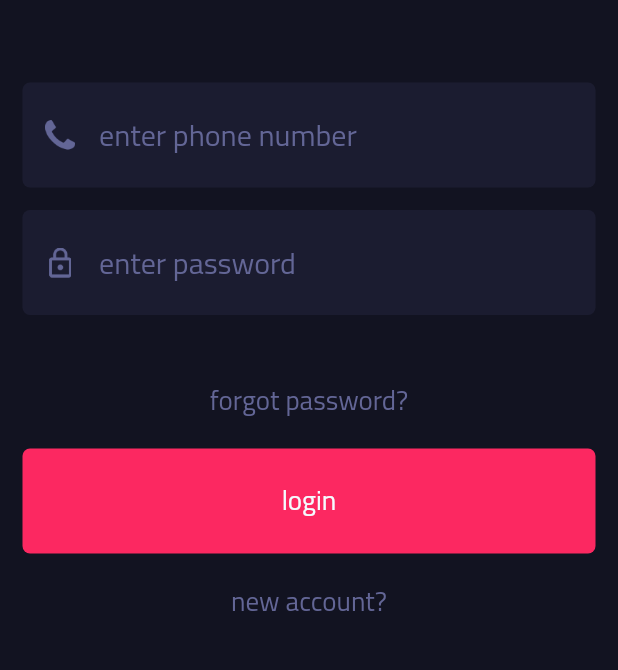
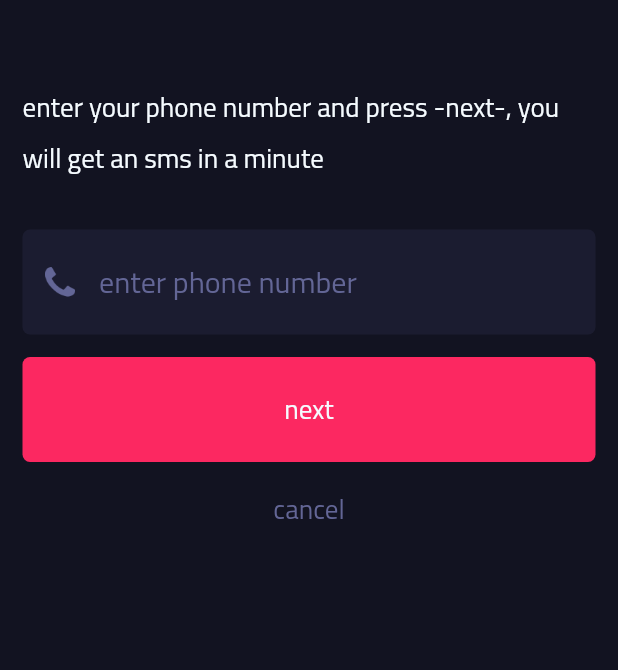
Before and after one commit to evalsxonted/seller-app, a Flutter app: the Login screen opened by its route, after a tap on "forgot password?", on a phone screen of 412 x 824 dp, the part 135-805 px from its top. Run offline on Flutter 3.47's test engine with Material 2 defaults, Android fonts, the phone set to English and light mode, and no system bars; our stand-ins replace carousel_slider, hive, sqflite; accounts and stored records are empty.

Commit message:
forgot fragment added

```diff
--- /dev/null
+++ b/lib/pages/login/forgot_fragment_c.dart
@@ -0,0 +1,19 @@
+import 'package:flutter/material.dart';
+
+
+
+class ForgotController{
+  ForgotController(int initialPage){
+    _forgotPageController = PageController(initialPage: initialPage);
+  }
+  late final PageController _forgotPageController;
+  PageController get forgotPageController => _forgotPageController;
+  set setForgotPage(int pageIndex) => _forgotPageController.animateToPage(pageIndex, duration: Duration(seconds: 1), curve: Curves.ease);
+  Future<bool> sendVerification() async {
+    //if verification sent successfully
+    return true;
+    //else
+    //return false;
+  }
+
+}
--- /dev/null
+++ b/lib/pages/login/forgot_fragment_w.dart
@@ -0,0 +1,198 @@
+import 'package:flutter/material.dart';
+import 'package:seller/pages/login/forgot_fragment_c.dart';
+import 'package:seller/pages/login/login_fragment.dart';
+import 'package:seller/pages/login/login_w.dart';
+import 'package:seller/pages/login/logo_bar.dart';
+import 'package:seller/widgets/button_main.dart';
+import 'package:seller/widgets/clickable_text.dart';
+import 'package:seller/widgets/home_wrapper.dart';
+import 'package:seller/widgets/input.dart';
+
+import 'login_input.dart';
+
+class ForgotFragment extends StatefulWidget {
+  final int forgotInitialPage;
+
+  const ForgotFragment({Key? key, required this.forgotInitialPage})
+      : super(key: key);
+
+  @override
+  _ForgotFragmentState createState() => _ForgotFragmentState();
+}
+
+class _ForgotFragmentState extends State<ForgotFragment> {
+  late final TextEditingController phoneController;
+  late final TextEditingController codeController;
+  late final TextEditingController newPassController;
+  late final ForgotController forgotController;
+
+  @override
+  void initState() {
+    forgotController = ForgotController(widget.forgotInitialPage);
+    phoneController = TextEditingController();
+    codeController = TextEditingController();
+    newPassController = TextEditingController();
+    super.initState();
+  }
+
+  @override
+  void dispose() {
+    phoneController.dispose();
+    codeController.dispose();
+    newPassController.dispose();
+    forgotController.forgotPageController.dispose();
+    super.dispose();
+  }
+
+  @override
+  Widget build(BuildContext context) {
+    HomeInherited homeInherited = HomeInherited.of(context)!;
+    return SafeArea(
+      child: Container(
+        height: homeInherited.ui.maxHeight,
+        child: PageView(
+          controller: forgotController.forgotPageController,
+          physics: NeverScrollableScrollPhysics(),
+          scrollDirection: Axis.horizontal,
+          children: [
+            Column(
+              children: [
+                LogoBar(),
+                Padding(
+                  padding: EdgeInsets.all(homeInherited.ui.largePadding),
+                  child: Text(
+                    homeInherited.languages.getText("forgotEnterPhoneMessage"),
+                    style: homeInherited.ui.normalTextStyle,
+                  ),
+                ),
+                LoginInput(
+                  inputController: phoneController,
+                  hintText: homeInherited.languages.getText("enterPhone"),
+                  imageSrc: "assets/phone.png",
+                ),
+                Padding(
+                    padding: EdgeInsets.all(homeInherited.ui.largePadding),
+                    child: MainButton(
+                        buttonText: homeInherited.languages.getText("next"),
+                        buttonFunction: sendVerificationAction)),
+                ClickableText(
+                  text: homeInherited.languages.getText("cancel"),
+                  textAction: cancelAction,
+                ),
+              ],
+            ),
+            Column(
+              children: [
+                LogoBar(),
+                Padding(
+                  padding: EdgeInsets.all(homeInherited.ui.largePadding),
+                  child: Text(
+                    homeInherited.languages.getText("enterResetCodeMessage"),
+                    style: homeInherited.ui.normalTextStyle,
+                  ),
+                ),
+                Container(
+                  margin: EdgeInsets.only(
+                    right: homeInherited.ui.largePadding,
+                    left: homeInherited.ui.largePadding,
+                    top: homeInherited.ui.largePadding,
+                  ),
+                  child: CustomInput(
+                    editingController: codeController,
+                    hintText: homeInherited.languages.getText("resetCodeHint"),
+                    inputIcon: Icon(
+                      Icons.verified,
+                      color: homeInherited.ui.iconColor,
+                    ),
+                  ),
+                ),
+                Padding(
+                    padding: EdgeInsets.all(homeInherited.ui.largePadding),
+                    child: MainButton(
+                        buttonText: homeInherited.languages.getText("next"),
+                        buttonFunction: verifyResetCode)),
+                ClickableText(
+                  text: homeInherited.languages.getText("cancel"),
+                  textAction: cancelAction,
+                ),
+              ],
+            ),
+            Column(
+              children: [
+                LogoBar(),
+                Padding(
+                  padding: EdgeInsets.all(homeInherited.ui.largePadding),
+                  child: Text(
+                    homeInherited.languages
+                        .getText("forgotEnterPasswordMessage"),
+                    style: homeInherited.ui.normalTextStyle,
+                  ),
+                ),
+                LoginInput(
+                  inputController: phoneController,
+                  hintText: homeInherited.languages.getText("enterPassword"),
+                  imageSrc: "assets/password.png",
+                ),
+                Padding(
+                    padding: EdgeInsets.all(homeInherited.ui.largePadding),
+                    child: MainButton(
+                        buttonText: homeInherited.languages.getText("next"),
+                        buttonFunction: newPasswordAction)),
+                ClickableText(
+                  text: homeInherited.languages.getText("cancel"),
+                  textAction: cancelAction,
+                ),
+              ],
+            ),
+            Column(
+              children: [
+                LogoBar(),
+                Padding(
+                  padding: EdgeInsets.all(homeInherited.ui.largePadding),
+                  child: Text(
+                    homeInherited.languages
+                        .getText("passwordAlreadyResetMessage"),
+                    style: homeInherited.ui.normalTextStyle,
+                  ),
+                ),
+                ClickableText(
+                  text: homeInherited.languages.getText("back"),
+                  textAction: cancelAction,
+                ),
+              ],
+            ),
+          ],
+        ),
+      ),
+    );
+  }
+
+  sendVerificationAction() {
+    LoginInherit.of(context)!.overlayController.setActive = true;
+    forgotController.sendVerification().then((bool result) {
+      if(result){
+        LoginInherit.of(context)!.overlayController.setActive = false;
+        LoginInherit.of(context)!.loginController.forgotInitialPage = 1;
+        forgotController.setForgotPage = 1;
+      }else{
+        LoginInherit.of(context)!.overlayController.setActive = false;
+
+      }
+    });
+
+  }
+
+  verifyResetCode() {
+    LoginInherit.of(context)!.loginController.forgotInitialPage = 2;
+    forgotController.setForgotPage = 2;
+  }
+
+  newPasswordAction() {
+    LoginInherit.of(context)!.loginController.forgotInitialPage = 3;
+    forgotController.setForgotPage = 3;
+  }
+
+  cancelAction() {
+    LoginInherit.of(context)!.loginController.setFragment = LoginFragment();
+  }
+}
--- a/lib/pages/login/login_c.dart
+++ b/lib/pages/login/login_c.dart
@@ -1,10 +1,58 @@
 import 'package:flutter/material.dart';
 
 import 'login_fragment.dart';
+
 
 class LoginController{
   ValueNotifier<Widget> _loginFragment = ValueNotifier<Widget>(LoginFragment());
   ValueNotifier<Widget> get fragmentNotifier => _loginFragment;
   Widget get currentPage => _loginFragment.value;
-  set changePage(Widget newFragment) => _loginFragment.value = newFragment;
+  set setFragment(Widget newFragment) => _loginFragment.value = newFragment;
+  static checkValidPhone(String phoneText) {
+    if (phoneText.length == 11) {
+      int phone;
+      try {
+        phone = int.parse(phoneText);
+      } on Exception {
+        return -1;
+      }
+      if (phoneText.substring(0, 2) != "07") {
+        return -1;
+      } else {
+        return phone;
+      }
+    }
+    //
+    else if (phoneText.length == 10) {
+      int phone;
+      try {
+        phone = int.parse(phoneText);
+      } on Exception {
+        return -1;
+      }
+      if (phoneText.substring(0, 1) != "7") {
+        return -1;
+      } else {
+        return phone;
+      }
+    }
+    //
+    else if (phoneText.length == 15) {
+      int phone;
+      try {
+        phone = int.parse(phoneText.substring(5));
+      } on Exception {
+        return -1;
+      }
+      if (phoneText.substring(0, 5) != "00964") {
+        return -1;
+      } else {
+        return phone;
+      }
+    } else {
+      return -1;
+    }
+  }
+  int forgotInitialPage = 0;
+
 }
--- a/lib/pages/login/login_fragment.dart
+++ b/lib/pages/login/login_fragment.dart
@@ -1,16 +1,37 @@
 import 'package:flutter/material.dart';
 import 'package:seller/pages/login/login_w.dart';
 import 'package:seller/pages/login/signup_fragment.dart';
-import 'package:seller/utilities/ui_helper.dart';
 import 'package:seller/widgets/button_main.dart';
+import 'package:seller/widgets/clickable_text.dart';
 import 'package:seller/widgets/home_wrapper.dart';
-import 'package:seller/widgets/input.dart';
-
+import 'forgot_fragment_w.dart';
+import 'login_input.dart';
 import 'logo_bar.dart';
 
-class LoginFragment extends StatelessWidget {
-  static TextEditingController _phoneController = TextEditingController();
-  static TextEditingController _passwordController = TextEditingController();
+class LoginFragment extends StatefulWidget {
+  @override
+  _LoginFragmentState createState() => _LoginFragmentState();
+}
+
+class _LoginFragmentState extends State<LoginFragment> {
+  late final TextEditingController _phoneController;
+
+  late final TextEditingController _passwordController;
+
+  @override
+  void initState() {
+    _phoneController = TextEditingController();
+    _passwordController = TextEditingController();
+    super.initState();
+  }
+
+  @override
+  void dispose() {
+    _phoneController.dispose();
+    _passwordController.dispose();
+    super.dispose();
+  }
+
   @override
   Widget build(BuildContext context) {
     HomeInherited homeInherited = HomeInherited.of(context)!;
@@ -21,72 +42,50 @@ class LoginFragment extends StatelessWidget {
           //logo bar
           LogoBar(),
           //phone input
-          Container(
-            margin: EdgeInsets.only(
-              right: HelperUI.largePadding,
-              left: HelperUI.largePadding,
-              top: HelperUI.largePadding,
-            ),
-            child: CustomInput(
-              key: Key("phone"),
-              editingController: _phoneController,
-              hintText: homeInherited.languages.getText("enterPhone"),
-              inputIcon: Image.asset(
-                "assets/phone.png",
-                width: 20,
-                height: 20,
-              ),
-            ),
+          LoginInput(
+            inputController: _phoneController,
+            hintText: homeInherited.languages.getText("enterPhone"),
+            imageSrc: "assets/phone.png",
           ),
           //password input
-          Container(
-            margin: EdgeInsets.only(
-                right: HelperUI.largePadding,
-                left: HelperUI.largePadding,
-                top: HelperUI.largePadding,
-                bottom: HelperUI.extraLargePadding),
-            child: CustomInput(
-              key: Key("password"),
-              editingController: _passwordController,
-              hintText: homeInherited.languages.getText("enterPassword"),
-              inputIcon: Image.asset(
-                "assets/password.png",
-                width: 20,
-                height: 20,
-              ),
-            ),
+          LoginInput(
+            inputController: _passwordController,
+            hintText: homeInherited.languages.getText("enterPassword"),
+            imageSrc: "assets/password.png",
           ),
-          InkWell(
-            onTap: () {},
-            child: Text(
-              homeInherited.languages.getText("forgotPassword"),
-              style: homeInherited.ui.normalTextStyle
-                  ?.copyWith(color: homeInherited.ui.hintColor),
-            ),
+          SizedBox(
+            height: homeInherited.ui.largePadding,
+          ),
+          ClickableText(
+            text: homeInherited.languages.getText("forgotPassword"),
+            textAction: goToForgotFragment,
           ),
           Container(
             margin: EdgeInsets.only(
-                right: HelperUI.largePadding,
-                left: HelperUI.largePadding,
-                top: HelperUI.largePadding,
-                bottom: HelperUI.largePadding),
+                right: homeInherited.ui.largePadding,
+                left: homeInherited.ui.largePadding,
+                top: homeInherited.ui.largePadding,
+                bottom: homeInherited.ui.largePadding),
             child: MainButton(
               buttonText: homeInherited.languages.getText("login"),
               buttonType: ButtonType.primary,
               buttonFunction: () {},
             ),
           ),
-          InkWell(
-            onTap: () => goToSignUpFragment(context),
-            child: Text(
-              homeInherited.languages.getText("newAccount"),
-              style: homeInherited.ui.normalTextStyle
-                  ?.copyWith(color: homeInherited.ui.hintColor),
-            ),
+          ClickableText(
+            text: homeInherited.languages.getText("newAccount"),
+            textAction: goToSignUpFragment,
           ),
         ],
       ),
     );
   }
-  goToSignUpFragment(BuildContext context) => LoginInherit.of(context)!.loginController.changePage = SignUpFragment();
+
+  goToSignUpFragment() =>
+      LoginInherit.of(context)!.loginController.setFragment = SignUpFragment();
+
+  goToForgotFragment() =>
+      LoginInherit.of(context)!.loginController.setFragment = ForgotFragment(
+          forgotInitialPage:
+          LoginInherit.of(context)!.loginController.forgotInitialPage);
 }
--- /dev/null
+++ b/lib/pages/login/login_input.dart
@@ -0,0 +1,31 @@
+import 'package:flutter/material.dart';
+import 'package:seller/widgets/home_wrapper.dart';
+import 'package:seller/widgets/input.dart';
+
+class LoginInput extends StatelessWidget {
+  final TextEditingController inputController;
+  final String hintText;
+  final String imageSrc;
+  const LoginInput({Key? key,required this.inputController,required this.hintText,required this.imageSrc}) : super(key: key);
+
+  @override
+  Widget build(BuildContext context) {
+    HomeInherited homeInherited = HomeInherited.of(context)!;
+    return Container(
+      margin: EdgeInsets.only(
+        right: homeInherited.ui.largePadding,
+        left: homeInherited.ui.largePadding,
+        top: homeInherited.ui.largePadding,
+      ),
+      child: CustomInput(
+        editingController: inputController,
+        hintText: hintText,
+        inputIcon: Image.asset(
+          imageSrc,
+          width: 20,
+          height: 20,
+        ),
+      ),
+    );
+  }
+}
--- a/lib/pages/login/logo_bar.dart
+++ b/lib/pages/login/logo_bar.dart
@@ -1,5 +1,4 @@
 import 'package:flutter/material.dart';
-import 'package:seller/utilities/ui_helper.dart';
 import 'package:seller/widgets/home_wrapper.dart';
 
 class LogoBar extends StatelessWidget {
@@ -9,10 +8,10 @@ class LogoBar extends StatelessWidget {
     return Container(
       width: homeInherited.ui.maxWidth,
       margin: EdgeInsets.only(
-          left: HelperUI.largePadding,
-          top: HelperUI.extraLargePadding,
-          right: HelperUI.largePadding,
-          bottom: HelperUI.extraLargePadding),
+          left: homeInherited.ui.largePadding,
+          top: homeInherited.ui.extraLargePadding,
+          right: homeInherited.ui.largePadding,
+          bottom: homeInherited.ui.extraLargePadding),
       child: Row(
         mainAxisAlignment: MainAxisAlignment.spaceBetween,
         children: [
--- a/lib/pages/welcome/welcome_w.dart
+++ b/lib/pages/welcome/welcome_w.dart
@@ -1,6 +1,5 @@
 import 'package:flutter/material.dart';
 import 'package:seller/pages/welcome/carousel.dart';
-import 'package:seller/utilities/ui_helper.dart';
 import 'package:seller/widgets/home_wrapper.dart';
 import 'language_buttons_w.dart';
 import 'welcome_c.dart';
@@ -49,7 +48,7 @@ class Welcome extends StatelessWidget{
             ],
           ),
           body: Padding(
-            padding: EdgeInsets.only(left: HelperUI.largePadding, right: HelperUI.largePadding, top: HelperUI.largePadding),
+            padding: EdgeInsets.only(left: homeInherited.ui.largePadding, right: homeInherited.ui.largePadding, top: homeInherited.ui.largePadding),
             child: CarouselWrapper(),
           ),
         );
--- a/lib/utilities/langauges.dart
+++ b/lib/utilities/langauges.dart
@@ -38,6 +38,15 @@ class Languages {
     "enterName": "ادخل اسم المستخدم",
     "createAccount": "تسجيل الحساب",
     "alreadyExist": "لديك حساب؟",
+    //login screen - forgot fragment
+    "forgotEnterPhoneMessage": "قم بادخال رقم الهاتف واضغط التالي, سوف تصلك رسالة نصية خلال دقائق",
+    "next": "التالي",
+    "cancel": "الغاء",
+    "enterResetCodeMessage": "قم بادخال الرمز الذي استلمته عن طريق الرسالة النصية",
+    "resetCodeHint": "رمز الاسترجاع",
+    "forgotEnterPasswordMessage": "ادخل رمز الدخول الجديد الذي تريد استخدامه",
+    "back": "رجوع",
+    "passwordAlreadyResetMessage": "لقد تم تغيير رمز الدخول بنجاح, قم باستخدام الرمز الجديد لتسجيل الدخول",
 
   };
   static Map<String, String> _englishLanguage = {
@@ -79,7 +88,15 @@ class Languages {
     "enterName": "enter user name",
     "createAccount": "create account",
     "alreadyExist": "exist account?",
-
+    //login screen - forgot fragment
+    "forgotEnterPhoneMessage": "enter your phone number and press -next-, you will get an sms in a minute",
+    "next": "next",
+    "cancel": "cancel",
+    "enterResetCodeMessage": "enter the code you received by sms and press next",
+    "resetCodeHint": "reset code",
+    "forgotEnterPasswordMessage": "enter the new password you want to use",
+    "back": "back",
+    "passwordAlreadyResetMessage": "password reset successfully, use the new password to login",
 
   };
 
--- a/lib/utilities/ui_helper.dart
+++ b/lib/utilities/ui_helper.dart
@@ -5,10 +5,10 @@ class HelperUI {
   late ThemeData _currentTheme;
   late MediaQueryData _mediaQuery;
 
-  static const double smallPadding = 5;
-  static const double normalPadding = 10;
-  static const double largePadding = 15;
-  static const double extraLargePadding = 40;
+  final double smallPadding = 5;
+  final double normalPadding = 10;
+  final double largePadding = 15;
+  final double extraLargePadding = 40;
 
   HelperUI(this.context) {
     _currentTheme = _getTheme;
--- a/lib/widgets/button_main.dart
+++ b/lib/widgets/button_main.dart
@@ -1,5 +1,7 @@
 import 'package:flutter/material.dart';
 import 'package:seller/utilities/ui_helper.dart';
+
+import 'home_wrapper.dart';
 
 enum ButtonType {
   primary,
@@ -12,14 +14,15 @@ class MainButton extends StatelessWidget {
   final ButtonType buttonType;
   late final HelperUI _ui;
 
-  MainButton(
-      {required this.buttonText,
-      required this.buttonFunction,
-       this.buttonType = ButtonType.primary});
+  MainButton({
+    required this.buttonText,
+    required this.buttonFunction,
+    this.buttonType = ButtonType.primary,
+  });
 
   @override
   Widget build(BuildContext context) {
-    _ui = HelperUI(context);
+    _ui = HomeInherited.of(context)!.ui;
     return InkWell(
       onTap: buttonFunction,
       child: Container(
@@ -36,15 +39,20 @@ class MainButton extends StatelessWidget {
   }
 
   Color get getButtonColor {
-    switch(buttonType){
-      case ButtonType.primary: return _ui.primaryButtonColor;
-      case ButtonType.accent: return _ui.accentButtonColor;
+    switch (buttonType) {
+      case ButtonType.primary:
+        return _ui.primaryButtonColor;
+      case ButtonType.accent:
+        return _ui.accentButtonColor;
     }
   }
+
   TextStyle? get getButtonTextColor {
-    switch(buttonType){
-      case ButtonType.primary: return _ui.primaryButtonTextStyle;
-      case ButtonType.accent: return _ui.accentButtonTextStyle;
+    switch (buttonType) {
+      case ButtonType.primary:
+        return _ui.primaryButtonTextStyle;
+      case ButtonType.accent:
+        return _ui.accentButtonTextStyle;
     }
   }
 }
--- /dev/null
+++ b/lib/widgets/clickable_text.dart
@@ -0,0 +1,21 @@
+import 'package:flutter/material.dart';
+import 'package:seller/widgets/home_wrapper.dart';
+
+class ClickableText extends StatelessWidget {
+  final VoidCallback textAction;
+  final String text;
+
+  const ClickableText({Key? key,required this.textAction,required this.text}) : super(key: key);
+
+  @override
+  Widget build(BuildContext context) {
+    return InkWell(
+      onTap: textAction,
+      child: Text(
+        text,
+        style: HomeInherited.of(context)!.ui.normalTextStyle
+            ?.copyWith(color: HomeInherited.of(context)!.ui.hintColor),
+      ),
+    );
+  }
+}
--- a/lib/widgets/input.dart
+++ b/lib/widgets/input.dart
@@ -1,13 +1,12 @@
 import 'package:flutter/material.dart';
-import 'package:seller/pages/start/material_app_props_controller.dart';
 import 'package:seller/utilities/ui_helper.dart';
+import 'package:seller/widgets/home_wrapper.dart';
 
 class CustomInput extends StatelessWidget {
   final Widget? inputIcon;
   final String? hintText;
   final TextEditingController editingController;
   final bool? enabled;
-  final HelperUI _ui = HelperUI(PropsHandler.singleton.getContext);
 
   CustomInput(
       {Key? key,
@@ -15,15 +14,17 @@ class CustomInput extends StatelessWidget {
       this.hintText,
       required this.editingController,
       this.enabled})
-      : super(key: key);
+      : super(key: key) ;
+
 
   @override
   Widget build(BuildContext context) {
+    HelperUI _ui = HomeInherited.of(context)!.ui;
     return Container(
       height: 70,
       decoration: BoxDecoration(
         color: _ui.textFieldBgColor,
-        borderRadius: BorderRadius.all(Radius.circular(HelperUI.smallPadding)),
+        borderRadius: BorderRadius.all(Radius.circular(_ui.smallPadding)),
       ),
       child: Center(
         child: TextField(
@@ -33,7 +34,7 @@ class CustomInput extends StatelessWidget {
           decoration: InputDecoration(
               hintText: hintText ?? ".....",
               icon: Padding(
-                  padding: EdgeInsetsDirectional.only(start: HelperUI.largePadding),
+                  padding: EdgeInsetsDirectional.only(start: _ui.largePadding),
                   child: inputIcon ??
                       Icon(Icons.text_fields, color: _ui.iconColor)),
               border: InputBorder.none,
```
Also changed, not shown: lib/pages/login/password_input.dart (deleted, +0 -9 lines), lib/pages/login/signup_fragment.dart (+55 -112 lines), lib/widgets/appbar_global.dart (+17 -8 lines).
